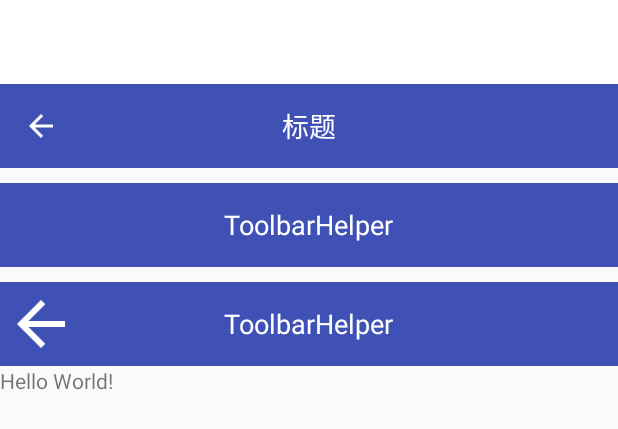
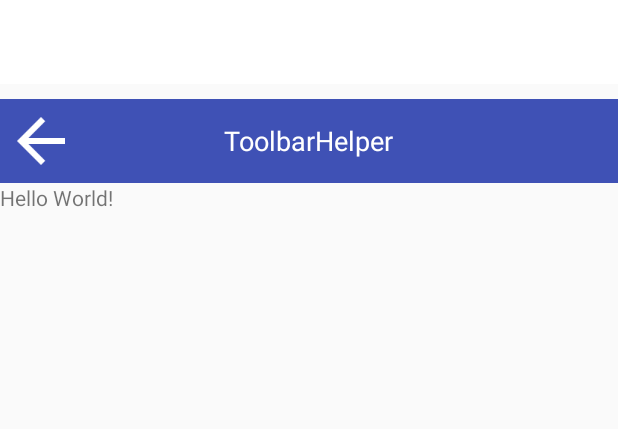
Before and after one commit to jeffreyhappy/CommonToolbar, an Android app: the layout activity_main.xml on its own in the app's theme, with its tools: preview values and no code run, on a phone screen of 412 x 824 dp. Shown: the top 429 px of the screen. Run offline under Robolectric (Android 15) with nearby library versions, the phone set to English and light mode, and no system bars.

```diff
--- a/app/src/main/res/layout/activity_main.xml
+++ b/app/src/main/res/layout/activity_main.xml
@@ -8,22 +8,22 @@
     android:orientation="vertical"
     tools:context="com.jeffrey.toolbarhelper.MainActivity">
     <include layout="@layout/toolbar_system"/>
-    <com.jeffrey.commontoolbar.CommonToolbar
-        app:title="标题"
-        app:showDefaultBack="true"
-        android:background="@color/colorPrimary"
-        android:layout_width="match_parent"
-        android:layout_height="?attr/actionBarSize"/>
+    <!--<com.jeffrey.commontoolbar.CommonToolbar-->
+        <!--app:title="标题"-->
+        <!--app:showDefaultBack="true"-->
+        <!--android:background="@color/colorPrimary"-->
+        <!--android:layout_width="match_parent"-->
+        <!--android:layout_height="?attr/actionBarSize"/>-->
 
-    <com.jeffrey.commontoolbar.CommonToolbar
-        android:id="@+id/have_custom_left"
-        app:title="@string/app_name"
-        android:layout_marginTop="10dp"
-        app:showDefaultBack="false"
-        app:leftText="城市"
-        android:background="@color/colorPrimary"
-        android:layout_width="match_parent"
-        android:layout_height="?attr/actionBarSize"/>
+    <!--<com.jeffrey.commontoolbar.CommonToolbar-->
+        <!--android:id="@+id/have_custom_left"-->
+        <!--app:title="@string/app_name"-->
+        <!--android:layout_marginTop="10dp"-->
+        <!--app:showDefaultBack="false"-->
+        <!--app:leftText="城市"-->
+        <!--android:background="@color/colorPrimary"-->
+        <!--android:layout_width="match_parent"-->
+        <!--android:layout_height="?attr/actionBarSize"/>-->
 
     <com.jeffrey.commontoolbar.CommonToolbar
         android:id="@+id/have_menu"
--- a/build.gradle
+++ b/build.gradle
@@ -7,7 +7,7 @@ buildscript {
     dependencies {
         classpath 'com.android.tools.build:gradle:2.2.3'
         classpath 'com.github.dcendents:android-maven-gradle-plugin:1.4.1'
-        classpath "com.jfrog.bintray.gradle:gradle-bintray-plugin:1.0"
+        classpath "com.jfrog.bintray.gradle:gradle-bintray-plugin:1.7"
         // NOTE: Do not place your application dependencies here; they belong
         // in the individual module build.gradle files
     }
```
Also changed, not shown: commontoolbar/build.gradle (+8 -18 lines).
